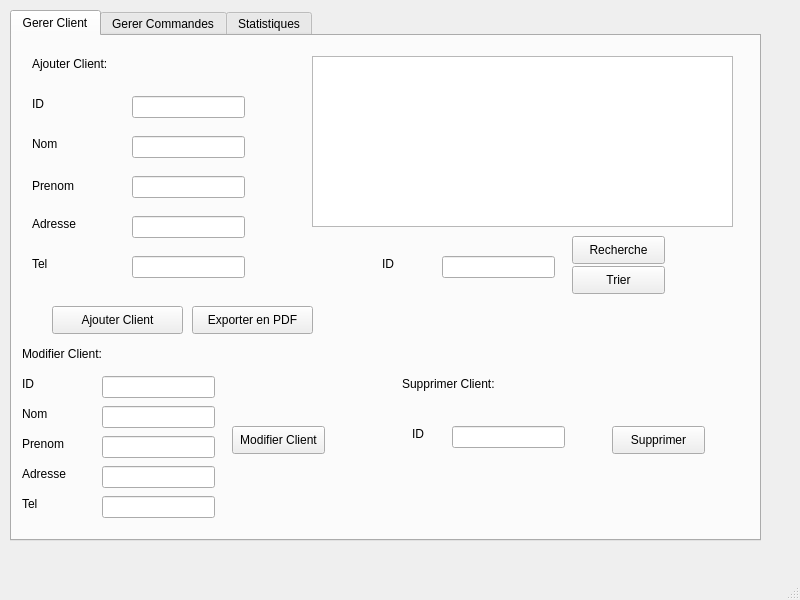
Above: mainwindow.ui from Firas-Bha/Smart-Factory-2A2 before the change. Below: the same form after it.
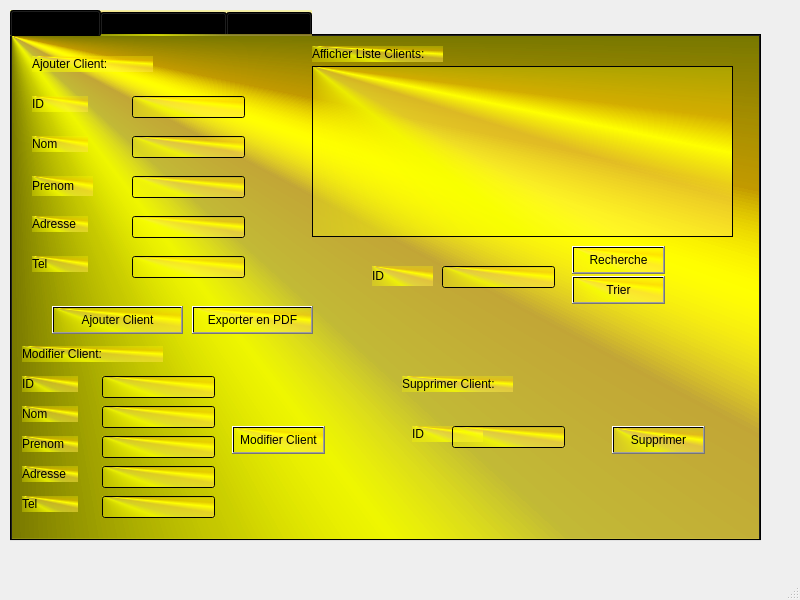
That is the form after the change. The open tabs and pages were chosen to show the change. Custom widgets are drawn as their Qt base class.

Patch:
```diff
--- a/mainwindow.ui
+++ b/mainwindow.ui
@@ -33,6 +33,9 @@
         <height>531</height>
        </rect>
       </property>
+      <property name="styleSheet">
+       <string notr="true">background-color: qconicalgradient(cx:0, cy:0, angle:135, stop:0 rgba(255, 255, 0, 69), stop:0.375 rgba(255, 255, 0, 69), stop:0.423533 rgba(251, 255, 0, 145), stop:0.45 rgba(247, 255, 0, 208), stop:0.477581 rgba(255, 244, 71, 130), stop:0.518717 rgba(255, 218, 71, 130), stop:0.55 rgba(255, 255, 0, 255), stop:0.57754 rgba(255, 203, 0, 130), stop:0.625 rgba(255, 255, 0, 69), stop:1 rgba(255, 255, 0, 69));</string>
+      </property>
       <property name="currentIndex">
        <number>2</number>
       </property>
@@ -185,7 +188,7 @@
         <property name="geometry">
          <rect>
           <x>300</x>
-          <y>20</y>
+          <y>30</y>
           <width>421</width>
           <height>171</height>
          </rect>
@@ -385,7 +388,7 @@
         <property name="geometry">
          <rect>
           <x>560</x>
-          <y>200</y>
+          <y>210</y>
           <width>93</width>
           <height>28</height>
          </rect>
@@ -398,7 +401,7 @@
         <property name="geometry">
          <rect>
           <x>430</x>
-          <y>220</y>
+          <y>230</y>
           <width>113</width>
           <height>22</height>
          </rect>
@@ -407,10 +410,10 @@
        <widget class="QLabel" name="label_30">
         <property name="geometry">
          <rect>
-          <x>370</x>
-          <y>220</y>
-          <width>56</width>
-          <height>16</height>
+          <x>360</x>
+          <y>230</y>
+          <width>61</width>
+          <height>20</height>
          </rect>
         </property>
         <property name="text">
@@ -421,7 +424,7 @@
         <property name="geometry">
          <rect>
           <x>560</x>
-          <y>230</y>
+          <y>240</y>
           <width>93</width>
           <height>28</height>
          </rect>
@@ -443,6 +446,19 @@
          <string>Exporter en PDF</string>
         </property>
        </widget>
+       <widget class="QLabel" name="label_32">
+        <property name="geometry">
+         <rect>
+          <x>300</x>
+          <y>10</y>
+          <width>131</width>
+          <height>16</height>
+         </rect>
+        </property>
+        <property name="text">
+         <string>Afficher Liste Clients:</string>
+        </property>
+       </widget>
       </widget>
       <widget class="QWidget" name="tab_2">
        <attribute name="title">
```
Left out of the diff: 4 changed lines with no effect on the pictures.
